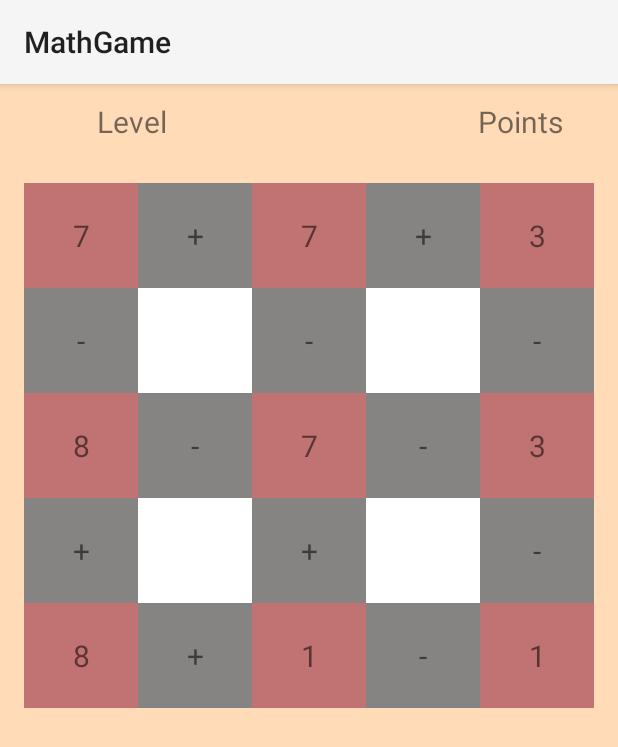
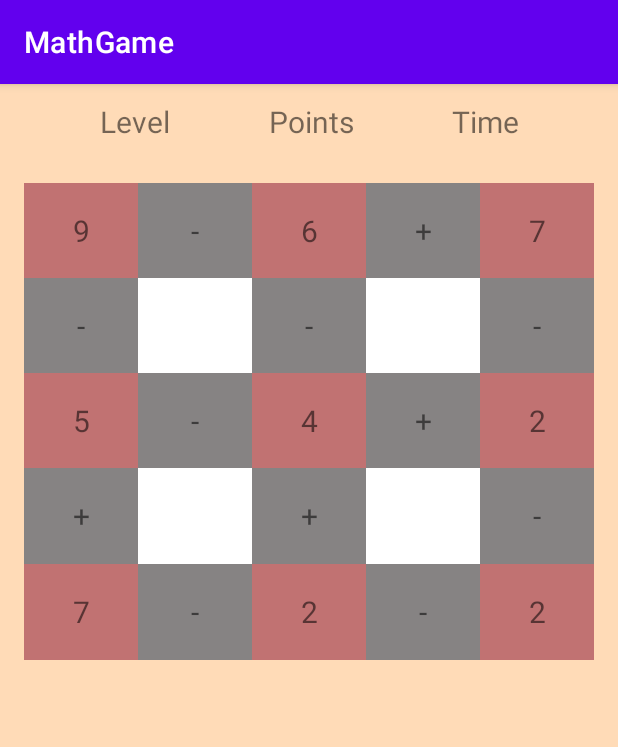
Before and after one commit to G3n3z/AMOV-MathGame, an Android app: the screen it shows after launch (MainActivity before the commit, SinglePlayerActivity after it), after a tap on "SINGLE PLAYER", on a phone screen of 412 x 824 dp. Shown: the top 747 px of the screen. Run offline under Robolectric (Android 15) with nearby library versions, the phone set to English and light mode, and no system bars.

```diff
--- a/app/build.gradle
+++ b/app/build.gradle
@@ -30,6 +30,9 @@ android {
     kotlinOptions {
         jvmTarget = '1.8'
     }
+    buildFeatures {
+        viewBinding = true
+    }
 }
 
 dependencies {
@@ -37,6 +40,7 @@ dependencies {
     implementation 'androidx.core:core-ktx:1.9.0'
     implementation 'androidx.appcompat:appcompat:1.5.1'
     implementation 'com.google.android.material:material:1.7.0'
+    implementation 'androidx.navigation:navigation-fragment-ktx:2.5.3'
     implementation 'androidx.constraintlayout:constraintlayout:2.1.4'
     testImplementation 'junit:junit:4.13.2'
     androidTestImplementation 'androidx.test.ext:junit:1.1.4'
--- a/app/src/main/java/pt/isec/a2020116565_2020116988/mathgame/Application.kt
+++ b/app/src/main/java/pt/isec/a2020116565_2020116988/mathgame/Application.kt
@@ -4,10 +4,7 @@ import pt.isec.a2020116565_2020116988.mathgame.data.Data
 
 class Application: android.app.Application() {
 
-    var data: Data? = null
-        set(value) {
-            field = value
-        }
+    var data: Data = Data()
 
 
 }
--- a/app/src/main/java/pt/isec/a2020116565_2020116988/mathgame/MainActivity.kt
+++ b/app/src/main/java/pt/isec/a2020116565_2020116988/mathgame/MainActivity.kt
@@ -16,7 +16,7 @@ class MainActivity : AppCompatActivity() {
     lateinit var data : Data;
     private lateinit var binding : ActivityMainBinding;
     lateinit var pageAdapter : FragmentStateAdapter;
-
+    val app: Application by lazy { application as Application }
     override fun onCreate(savedInstanceState: Bundle?) {
         super.onCreate(savedInstanceState)
         //data = readDataOfInternalStorage()
--- /dev/null
+++ b/app/src/main/java/pt/isec/a2020116565_2020116988/mathgame/SinglePlayerActivity.kt
@@ -0,0 +1,57 @@
+package pt.isec.a2020116565_2020116988.mathgame
+
+import android.content.Context
+import android.content.Intent
+import androidx.appcompat.app.AppCompatActivity
+import android.os.Bundle
+import android.util.Log
+import android.view.MotionEvent
+import pt.isec.a2020116565_2020116988.mathgame.data.Data
+import pt.isec.a2020116565_2020116988.mathgame.databinding.ActivitySinglePlayerBinding
+import pt.isec.a2020116565_2020116988.mathgame.databinding.FragmentGameBinding
+import pt.isec.a2020116565_2020116988.mathgame.fragments.GameFragment
+import pt.isec.a2020116565_2020116988.mathgame.interfaces.GameActivityInterface
+
+class SinglePlayerActivity : AppCompatActivity(), GameActivityInterface {
+    lateinit var data: Data;
+    val app: Application by lazy { application as Application }
+    lateinit var binding : ActivitySinglePlayerBinding
+    lateinit var fragment:GameFragment;
+    override fun onCreate(savedInstanceState: Bundle?) {
+        super.onCreate(savedInstanceState)
+        binding = ActivitySinglePlayerBinding.inflate(layoutInflater)
+        setContentView(binding.root)
+        data = app.data;
+        data.generateTable(data.level);
+        fragment = binding.fragmentGame.getFragment<GameFragment>();
+
+    }
+
+    override fun onStart() {
+        super.onStart()
+
+    }
+
+    override fun onTouchEvent(event: MotionEvent?): Boolean {
+        if (fragment.gestureDetector.onTouchEvent(event!!)){
+            return true;
+        }
+        return super.onTouchEvent(event)
+    }
+
+
+    companion object{
+
+        fun getIntent(context:Context?): Intent {
+            val intent = Intent(context, SinglePlayerActivity::class.java);
+
+            return intent;
+        }
+
+    }
+
+    override fun swipe(index: Int) {
+        Log.i("SinglePlayer res: ", data.operations[index].calcOperation().toString())
+    }
+
+}
--- a/app/src/main/java/pt/isec/a2020116565_2020116988/mathgame/data/Data.kt
+++ b/app/src/main/java/pt/isec/a2020116565_2020116988/mathgame/data/Data.kt
@@ -1,6 +1,7 @@
 package pt.isec.a2020116565_2020116988.mathgame.data
 
 import android.media.Image
+import android.util.Log
 
 class Data {
 
@@ -13,6 +14,7 @@ class Data {
 
 
     fun generateTable(level: Int) {
+        operations.clear();
         var numbers : MutableList<Int> = ArrayList()
         for(i in 1..9){
             var number = (Math.random() * (10 * level)).toInt()
@@ -21,6 +23,7 @@ class Data {
             }
             numbers.add(number)
         }
+
         operations.add(Operation(numbers[0], numbers[1], numbers[2], operators[(0 until operators.size).random()],
             operators[(0 until operators.size).random()]));
         operations.add(Operation(numbers[3], numbers[4], numbers[5], operators[(0 until operators.size).random()],
@@ -34,6 +37,8 @@ class Data {
         operations.add(Operation(numbers[2], numbers[5], numbers[8], operators[(0 until operators.size).random()],
             operators[(0 until operators.size).random()]));
 
+        //operations.forEach{ it -> Log.i("OPERATIONS", "${it.op1}${it.operator1}${it.op2}${it.operator2}${it.op3}") }
+
 
     }
 
--- a/app/src/main/java/pt/isec/a2020116565_2020116988/mathgame/data/Operation.kt
+++ b/app/src/main/java/pt/isec/a2020116565_2020116988/mathgame/data/Operation.kt
@@ -17,12 +17,12 @@ class Operation(op1:Int, op2: Int, op3: Int, operator1: Char, operator2: Char) {
         this.operator2 = operator2;
     }
 
-    fun calcOperation(orientation: Operation): Int {
+    fun calcOperation(): Int {
         val firstOperation:Boolean = getPriority();
         if(firstOperation){
             return calc(calc(op1, op2, operator1), op3, operator2);
         }else{
-            return calc(op1, calc(op2, op3, operator2) , operator2);
+            return calc(op1, calc(op2, op3, operator2) , operator1);
         }
 
     }
--- a/app/src/main/java/pt/isec/a2020116565_2020116988/mathgame/data/Orientation.kt
+++ b/app/src/main/java/pt/isec/a2020116565_2020116988/mathgame/data/Orientation.kt
@@ -1,5 +1,5 @@
 package pt.isec.a2020116565_2020116988.mathgame.data
 
 enum class Orientation {
-    LEFT_TO_RIGHT, RIGHT_TO_LEFT
+    VERTICAL, HORIZONTAL
 }
--- a/app/src/main/java/pt/isec/a2020116565_2020116988/mathgame/fragments/Home.kt
+++ b/app/src/main/java/pt/isec/a2020116565_2020116988/mathgame/fragments/Home.kt
@@ -6,7 +6,9 @@ import android.view.LayoutInflater
 import android.view.View
 import android.view.ViewGroup
 import androidx.navigation.fragment.findNavController
+import pt.isec.a2020116565_2020116988.mathgame.MainActivity
 import pt.isec.a2020116565_2020116988.mathgame.R
+import pt.isec.a2020116565_2020116988.mathgame.SinglePlayerActivity
 import pt.isec.a2020116565_2020116988.mathgame.databinding.FragmentHomeBinding
 
 /**
@@ -31,10 +33,14 @@ class Home : Fragment() {
         //var root =  inflater.inflate(R.layout.fragment_home, container, false)
         binding = FragmentHomeBinding.inflate(inflater, container, false)
         binding.btnSinglePlayer.setOnClickListener {
-            findNavController().navigate(R.id.fragment_game);
+            //findNavController().navigate(R.id.fragment_game);
+            val intent = SinglePlayerActivity.getIntent(context);
+            (activity as MainActivity).app.data.generateTable(1);
+            startActivity(intent);
         }
         binding.btnProfile.setOnClickListener {
             findNavController().navigate(R.id.fragment_profile);
+
         }
         return binding.root;
     }
--- /dev/null
+++ b/app/src/main/java/pt/isec/a2020116565_2020116988/mathgame/interfaces/GameActivityInterface.kt
@@ -0,0 +1,7 @@
+package pt.isec.a2020116565_2020116988.mathgame.interfaces
+
+interface GameActivityInterface {
+
+
+    fun swipe(index: Int)
+}
--- a/app/src/main/java/pt/isec/a2020116565_2020116988/mathgame/utils/Utils.kt
+++ /dev/null
@@ -1 +0,0 @@
-package pt.isec.a2020116565_2020116988.mathgame.utils
--- /dev/null
+++ b/app/src/main/res/layout/activity_single_player.xml
@@ -0,0 +1,50 @@
+<?xml version="1.0" encoding="utf-8"?>
+<androidx.constraintlayout.widget.ConstraintLayout xmlns:android="http://schemas.android.com/apk/res/android"
+    xmlns:app="http://schemas.android.com/apk/res-auto"
+    xmlns:tools="http://schemas.android.com/tools"
+    android:layout_width="match_parent"
+    android:layout_height="match_parent"
+    tools:context=".SinglePlayerActivity"
+    android:background="@color/background">
+    <TextView
+        android:layout_width="wrap_content"
+        android:layout_height="50dp"
+        android:id="@+id/title_game_fragment"
+        app:layout_constraintTop_toTopOf="parent"
+        app:layout_constraintStart_toStartOf="parent"
+        app:layout_constraintEnd_toStartOf="@+id/game_pont"
+        android:gravity="center"
+        android:textSize="20sp"
+        android:text="@string/level"/>
+    <TextView
+        android:id="@+id/game_pont"
+        android:layout_width="wrap_content"
+        android:layout_height="50dp"
+        app:layout_constraintTop_toTopOf="parent"
+        app:layout_constraintStart_toEndOf="@+id/title_game_fragment"
+        app:layout_constraintEnd_toStartOf="@id/game_time"
+        android:gravity="center_vertical|end"
+        android:textSize="20sp"
+        android:text="@string/points"
+        />
+    <TextView
+        android:id="@+id/game_time"
+        android:layout_width="wrap_content"
+        android:layout_height="50dp"
+        app:layout_constraintTop_toTopOf="parent"
+        app:layout_constraintStart_toEndOf="@+id/game_pont"
+        app:layout_constraintEnd_toEndOf="parent"
+        android:gravity="center_vertical|end"
+        android:textSize="20sp"
+        android:text="@string/time"
+        />
+    <androidx.fragment.app.FragmentContainerView
+        android:id="@+id/fragment_game"
+        android:name="pt.isec.a2020116565_2020116988.mathgame.fragments.GameFragment"
+        android:layout_width="match_parent"
+        android:layout_height="350dp"
+        app:layout_constraintTop_toBottomOf="@+id/title_game_fragment"
+        tools:layout="@layout/fragment_game"
+        />
+
+</androidx.constraintlayout.widget.ConstraintLayout>
--- a/app/src/main/res/layout/fragment_game.xml
+++ b/app/src/main/res/layout/fragment_game.xml
@@ -5,33 +5,34 @@
     android:layout_height="match_parent"
     xmlns:app="http://schemas.android.com/apk/res-auto"
     tools:context=".fragments.GameFragment"
-    android:background="@color/background">
-    <TextView
-        android:layout_width="100dp"
-        android:layout_height="50dp"
-        android:id="@+id/title_game_fragment"
-        app:layout_constraintTop_toTopOf="parent"
-        app:layout_constraintStart_toStartOf="parent"
-        app:layout_constraintEnd_toStartOf="@+id/game_pont"
-        android:gravity="center"
-        android:textSize="20sp"
-        android:text="@string/level"/>
-    <TextView
-        android:id="@+id/game_pont"
-        android:layout_width="200dp"
-        android:layout_height="50dp"
-        app:layout_constraintStart_toEndOf="@+id/title_game_fragment"
-        app:layout_constraintEnd_toEndOf="parent"
-        android:gravity="center_vertical|end"
-        android:textSize="20sp"
-        android:text="@string/points"
-        />
+    android:background="@color/background"
+    android:id="@+id/fragment_game">
+<!--    <TextView-->
+<!--        android:layout_width="100dp"-->
+<!--        android:layout_height="50dp"-->
+<!--        android:id="@+id/title_game_fragment"-->
+<!--        app:layout_constraintTop_toTopOf="parent"-->
+<!--        app:layout_constraintStart_toStartOf="parent"-->
+<!--        app:layout_constraintEnd_toStartOf="@+id/game_pont"-->
+<!--        android:gravity="center"-->
+<!--        android:textSize="20sp"-->
+<!--        android:text="@string/level"/>-->
+<!--    <TextView-->
+<!--        android:id="@+id/game_pont"-->
+<!--        android:layout_width="200dp"-->
+<!--        android:layout_height="50dp"-->
+<!--        app:layout_constraintStart_toEndOf="@+id/title_game_fragment"-->
+<!--        app:layout_constraintEnd_toEndOf="parent"-->
+<!--        android:gravity="center_vertical|end"-->
+<!--        android:textSize="20sp"-->
+<!--        android:text="@string/points"-->
+<!--        />-->
 
     <LinearLayout
-        app:layout_constraintTop_toBottomOf="@+id/title_game_fragment"
+        app:layout_constraintTop_toTopOf="parent"
         app:layout_constraintStart_toEndOf="parent"
         android:layout_width="match_parent"
-        android:layout_height="350dp"
+        android:layout_height="match_parent"
         android:layout_margin="16dp"
         android:orientation="vertical">
         <LinearLayout
--- a/app/src/main/res/values/strings.xml
+++ b/app/src/main/res/values/strings.xml
@@ -12,4 +12,5 @@
     <string name="Top5">Top5</string>
     <string name="level">Level</string>
     <string name="points">Points</string>
+    <string name="time">Time</string>
 </resources>
```
Also changed, not shown: app/src/main/AndroidManifest.xml (+12 -3 lines), app/src/main/java/pt/isec/a2020116565_2020116988/mathgame/fragments/GameFragment.kt (+94 -10 lines), app/src/main/java/pt/isec/a2020116565_2020116988/mathgame/fragments/UserProfile.kt (+82 -2 lines), app/src/main/java/pt/isec/a2020116565_2020116988/mathgame/utils/ImageUtils.kt (added, +51 -0 lines).
